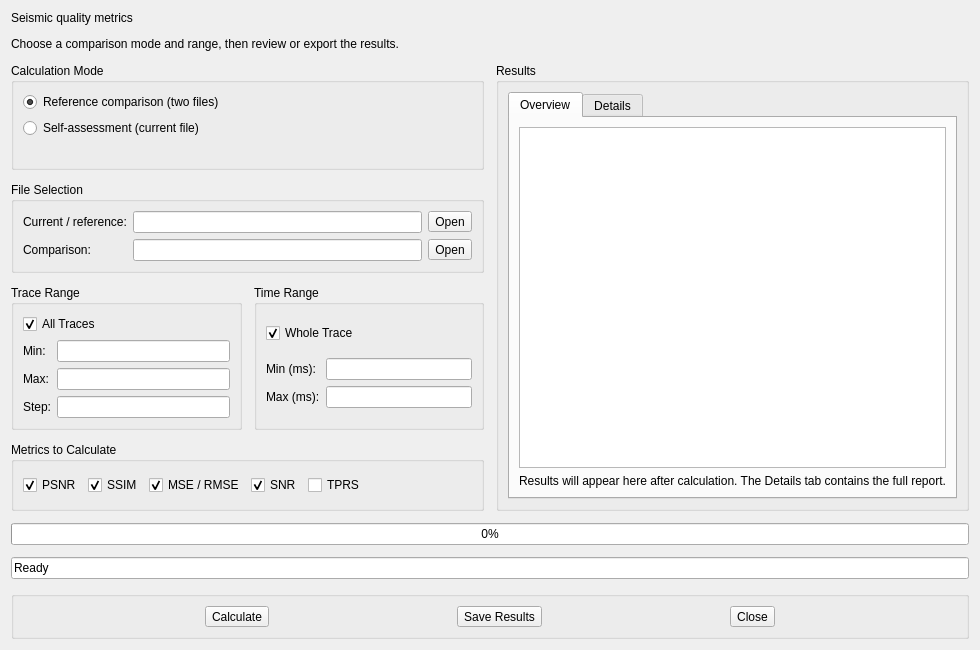
Qt form SeiSeeMp/metricsdialog.ui (wangweiwei104/SeiSee) before a commit.
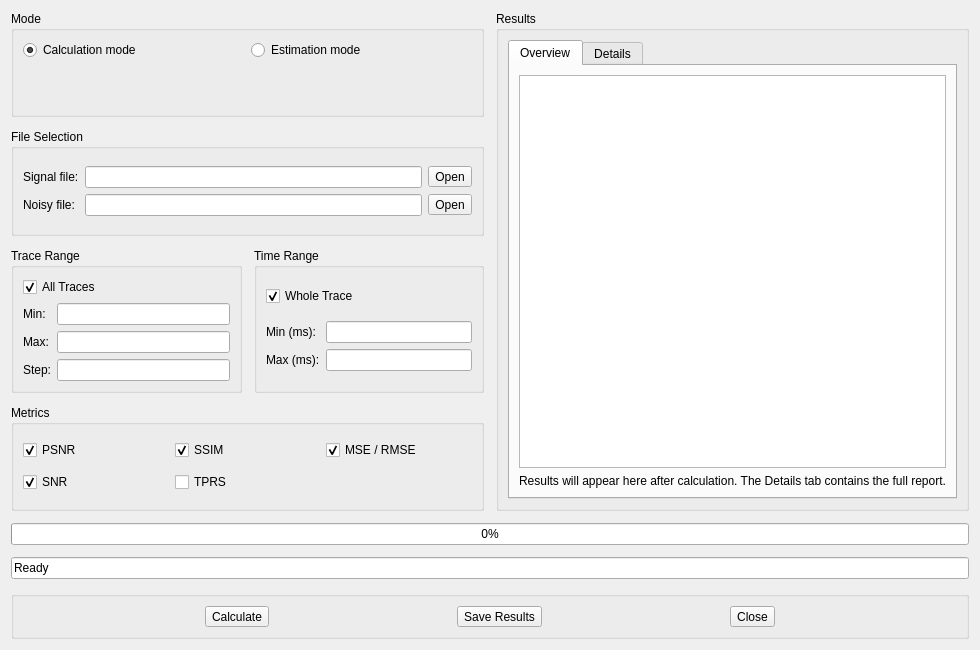
The same form after that commit. Icons and pictures are not drawn. Custom widgets are drawn as their Qt base class.

Commit message: Make Metrics a built-in feature and reuse native custom controls

What changed in the file:
```diff
--- a/SeiSeeMp/metricsdialog.ui
+++ b/SeiSeeMp/metricsdialog.ui
@@ -17,23 +17,6 @@
    <property name="spacing">
     <number>12</number>
    </property>
-   <item>
-    <widget class="QLabel" name="titleLabel">
-     <property name="text">
-      <string>Seismic quality metrics</string>
-     </property>
-    </widget>
-   </item>
-   <item>
-    <widget class="QLabel" name="subtitleLabel">
-     <property name="text">
-      <string>Choose a comparison mode and range, then review or export the results.</string>
-     </property>
-     <property name="wordWrap">
-      <bool>true</bool>
-     </property>
-    </widget>
-   </item>
    <item>
     <layout class="QHBoxLayout" name="bodyLayout">
      <item>
@@ -41,27 +24,27 @@
        <item>
         <widget class="QGroupBox" name="groupBox_mode">
          <property name="title">
-          <string>Calculation Mode</string>
+          <string>Mode</string>
          </property>
-         <layout class="QVBoxLayout" name="verticalLayout_mode">
-          <item>
-           <widget class="QRadioButton" name="rbSynthetic">
+         <layout class="QGridLayout" name="verticalLayout_mode">
+          <item row="0" column="0">
+           <widget class="CustomRadioButton" name="rbCalculation">
             <property name="checked">
              <bool>true</bool>
             </property>
             <property name="text">
-             <string>Reference comparison (two files)</string>
+             <string>Calculation mode</string>
             </property>
            </widget>
           </item>
-          <item>
-           <widget class="QRadioButton" name="rbReal">
+          <item row="0" column="1">
+           <widget class="CustomRadioButton" name="rbEstimation">
             <property name="text">
-             <string>Self-assessment (current file)</string>
+             <string>Estimation mode</string>
             </property>
            </widget>
           </item>
-          <item>
+          <item row="1" column="0" colspan="2">
            <widget class="QLabel" name="modeHint">
             <property name="text">
              <string />
@@ -85,7 +68,7 @@
             <item row="0" column="0">
              <widget class="QLabel" name="label_file1">
               <property name="text">
-               <string>Current / reference:</string>
+               <string>Signal file:</string>
               </property>
              </widget>
             </item>
@@ -118,7 +101,7 @@
             <item row="1" column="0">
              <widget class="QLabel" name="label_file2">
               <property name="text">
-               <string>Comparison:</string>
+               <string>Noisy file:</string>
               </property>
              </widget>
             </item>
@@ -127,6 +110,9 @@
               <property name="toolTip">
                <string>Select the noisy file to compare</string>
               </property>
+              <property name="readOnly">
+               <bool>true</bool>
+              </property>
              </widget>
             </item>
             <item row="1" column="2">
@@ -250,11 +236,11 @@
        <item>
         <widget class="QGroupBox" name="groupBox_metrics">
          <property name="title">
-          <string>Metrics to Calculate</string>
+          <string>Metrics</string>
          </property>
-         <layout class="QHBoxLayout" name="horizontalLayout_metrics">
-          <item>
-           <widget class="QCheckBox" name="ckPSNR">
+         <layout class="QGridLayout" name="gridLayout_metrics">
+          <item row="0" column="0">
+           <widget class="CustomCheckBox" name="ckPSNR">
             <property name="text">
              <string>PSNR</string>
             </property>
@@ -263,8 +249,8 @@
             </property>
            </widget>
           </item>
-          <item>
-           <widget class="QCheckBox" name="ckSSIM">
+          <item row="0" column="1">
+           <widget class="CustomCheckBox" name="ckSSIM">
             <property name="text">
              <string>SSIM</string>
             </property>
@@ -273,8 +259,8 @@
             </property>
            </widget>
           </item>
-          <item>
-           <widget class="QCheckBox" name="ckMSE">
+          <item row="0" column="2">
+           <widget class="CustomCheckBox" name="ckMSE">
             <property name="checked">
              <bool>true</bool>
             </property>
@@ -283,8 +269,8 @@
             </property>
            </widget>
           </item>
-          <item>
-           <widget class="QCheckBox" name="ckSNR">
+          <item row="1" column="0">
+           <widget class="CustomCheckBox" name="ckSNR">
             <property name="text">
              <string>SNR</string>
             </property>
@@ -293,8 +279,8 @@
             </property>
            </widget>
           </item>
-          <item>
-           <widget class="QCheckBox" name="chkTPRS">
+          <item row="1" column="1">
+           <widget class="CustomCheckBox" name="chkTPRS">
             <property name="toolTip">
              <string>基于相邻道相关性的信号功率比（仅用于真实数据模式）</string>
             </property>
@@ -303,19 +289,6 @@
             </property>
            </widget>
           </item>
-          <item>
-           <spacer name="horizontalSpacer_metrics">
-            <property name="orientation">
-             <enum>Qt::Horizontal</enum>
-            </property>
-            <property name="sizeHint" stdset="0">
-             <size>
-              <width>0</width>
-              <height>0</height>
-             </size>
-            </property>
-           </spacer>
-          </item>
          </layout>
         </widget>
        </item>
@@ -450,4 +423,16 @@
   <include location="myrc.qrc" />
  </resources>
  <connections />
+ <customwidgets>
+  <customwidget>
+   <class>CustomCheckBox</class>
+   <extends>QCheckBox</extends>
+   <header>customcontrols.h</header>
+  </customwidget>
+  <customwidget>
+   <class>CustomRadioButton</class>
+   <extends>QRadioButton</extends>
+   <header>customcontrols.h</header>
+  </customwidget>
+ </customwidgets>
 </ui>
```
Left out of the diff: 6 changed lines with no effect on the pictures. The commit also changes 12 other files.
